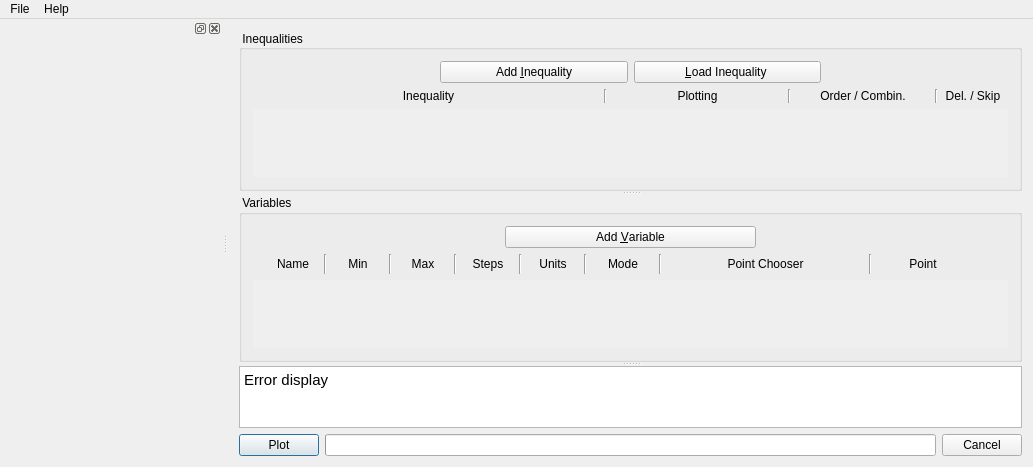
Qt form bareminimumplotter.ui (xpcoffee/plotus) before a commit.
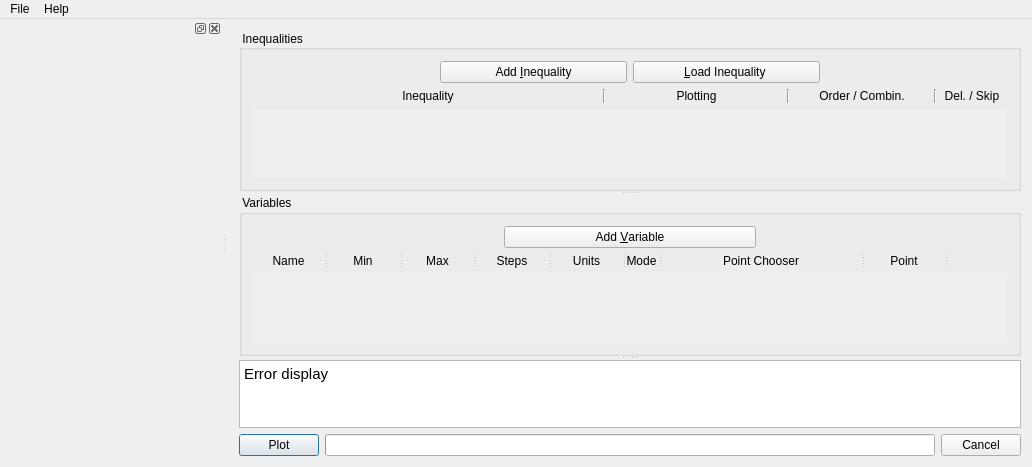
The same form after that commit. Custom widgets are drawn as their Qt base class.

Patch:
```diff
--- a/bareminimumplotter.ui
+++ b/bareminimumplotter.ui
@@ -267,8 +267,8 @@
             <rect>
              <x>0</x>
              <y>0</y>
-             <width>771</width>
-             <height>68</height>
+             <width>769</width>
+             <height>76</height>
             </rect>
            </property>
            <layout class="QVBoxLayout" name="verticalLayout">
@@ -360,34 +360,23 @@
          </layout>
         </item>
         <item>
-         <layout class="QHBoxLayout" name="layout_VariableLabels">
-          <property name="spacing">
-           <number>6</number>
-          </property>
-          <property name="sizeConstraint">
-           <enum>QLayout::SetDefaultConstraint</enum>
-          </property>
-          <property name="bottomMargin">
-           <number>0</number>
-          </property>
-          <item>
-           <spacer name="horizontalSpacer_6">
+         <widget class="QSplitter" name="splitter_variable">
             <property name="orientation">
              <enum>Qt::Horizontal</enum>
             </property>
-            <property name="sizeType">
-             <enum>QSizePolicy::Minimum</enum>
-            </property>
-            <property name="sizeHint" stdset="0">
-             <size>
-              <width>15</width>
-              <height>20</height>
-             </size>
-            </property>
-           </spacer>
-          </item>
-          <item>
+          <property name="handleWidth">
+           <number>3</number>
+          </property>
+          <property name="childrenCollapsible">
+           <bool>false</bool>
+          </property>
            <widget class="QLabel" name="label_VariableName">
+           <property name="sizePolicy">
+            <sizepolicy hsizetype="Preferred" vsizetype="Preferred">
+             <horstretch>1</horstretch>
+             <verstretch>0</verstretch>
+            </sizepolicy>
+           </property>
             <property name="minimumSize">
              <size>
               <width>50</width>
@@ -401,16 +390,13 @@
              <set>Qt::AlignCenter</set>
             </property>
            </widget>
-          </item>
-          <item>
-           <widget class="Line" name="line">
-            <property name="orientation">
-             <enum>Qt::Vertical</enum>
-            </property>
-           </widget>
-          </item>
-          <item>
            <widget class="QLabel" name="label_VariableMin">
+           <property name="sizePolicy">
+            <sizepolicy hsizetype="Preferred" vsizetype="Preferred">
+             <horstretch>1</horstretch>
+             <verstretch>0</verstretch>
+            </sizepolicy>
+           </property>
             <property name="minimumSize">
              <size>
               <width>50</width>
@@ -424,16 +410,13 @@
              <set>Qt::AlignCenter</set>
             </property>
            </widget>
-          </item>
-          <item>
-           <widget class="Line" name="line_2">
-            <property name="orientation">
-             <enum>Qt::Vertical</enum>
-            </property>
-           </widget>
-          </item>
-          <item>
            <widget class="QLabel" name="label_VariableMx">
+           <property name="sizePolicy">
+            <sizepolicy hsizetype="Preferred" vsizetype="Preferred">
+             <horstretch>1</horstretch>
+             <verstretch>0</verstretch>
+            </sizepolicy>
+           </property>
             <property name="minimumSize">
              <size>
               <width>50</width>
@@ -447,16 +430,13 @@
              <set>Qt::AlignCenter</set>
             </property>
            </widget>
-          </item>
-          <item>
-           <widget class="Line" name="line_3">
-            <property name="orientation">
-             <enum>Qt::Vertical</enum>
-            </property>
-           </widget>
-          </item>
-          <item>
            <widget class="QLabel" name="label_VariableElements">
+           <property name="sizePolicy">
+            <sizepolicy hsizetype="Preferred" vsizetype="Preferred">
+             <horstretch>1</horstretch>
+             <verstretch>0</verstretch>
+            </sizepolicy>
+           </property>
             <property name="minimumSize">
              <size>
               <width>50</width>
@@ -470,16 +450,13 @@
              <set>Qt::AlignCenter</set>
             </property>
            </widget>
-          </item>
-          <item>
-           <widget class="Line" name="line_4">
-            <property name="orientation">
-             <enum>Qt::Vertical</enum>
-            </property>
-           </widget>
-          </item>
-          <item>
            <widget class="QLabel" name="label_VariableUnits">
+           <property name="sizePolicy">
+            <sizepolicy hsizetype="Preferred" vsizetype="Preferred">
+             <horstretch>1</horstretch>
+             <verstretch>0</verstretch>
+            </sizepolicy>
+           </property>
             <property name="minimumSize">
              <size>
               <width>50</width>
@@ -493,15 +470,6 @@
              <set>Qt::AlignCenter</set>
             </property>
            </widget>
-          </item>
-          <item>
-           <widget class="Line" name="line_5">
-            <property name="orientation">
-             <enum>Qt::Vertical</enum>
-            </property>
-           </widget>
-          </item>
-          <item>
            <widget class="QLabel" name="label_VariablePlotMode">
             <property name="sizePolicy">
              <sizepolicy hsizetype="Fixed" vsizetype="Preferred">
@@ -511,10 +479,16 @@
             </property>
             <property name="minimumSize">
              <size>
-              <width>60</width>
+             <width>33</width>
               <height>0</height>
              </size>
             </property>
+           <property name="maximumSize">
+            <size>
+             <width>70</width>
+             <height>16777215</height>
+            </size>
+           </property>
             <property name="baseSize">
              <size>
               <width>70</width>
@@ -534,22 +508,19 @@
              <bool>false</bool>
             </property>
            </widget>
-          </item>
-          <item>
-           <widget class="Line" name="line_6">
-            <property name="orientation">
-             <enum>Qt::Vertical</enum>
-            </property>
-           </widget>
-          </item>
-          <item>
            <widget class="QLabel" name="label_VariablePointChooser">
             <property name="minimumSize">
              <size>
-              <width>195</width>
+             <width>200</width>
               <height>0</height>
              </size>
             </property>
+           <property name="maximumSize">
+            <size>
+             <width>200</width>
+             <height>16777215</height>
+            </size>
+           </property>
             <property name="baseSize">
              <size>
               <width>200</width>
@@ -563,15 +534,6 @@
              <set>Qt::AlignCenter</set>
             </property>
            </widget>
-          </item>
-          <item>
-           <widget class="Line" name="line_7">
-            <property name="orientation">
-             <enum>Qt::Vertical</enum>
-            </property>
-           </widget>
-          </item>
-          <item>
            <widget class="QLabel" name="label_VariableChosenPoint">
             <property name="sizePolicy">
              <sizepolicy hsizetype="Fixed" vsizetype="Preferred">
@@ -581,10 +543,16 @@
             </property>
             <property name="minimumSize">
              <size>
-              <width>90</width>
+             <width>80</width>
               <height>0</height>
              </size>
             </property>
+           <property name="maximumSize">
+            <size>
+             <width>80</width>
+             <height>16777215</height>
+            </size>
+           </property>
             <property name="baseSize">
              <size>
               <width>80</width>
@@ -598,24 +566,30 @@
              <set>Qt::AlignCenter</set>
             </property>
            </widget>
-          </item>
-          <item>
-           <spacer name="horizontalSpacer_3">
-            <property name="orientation">
-             <enum>Qt::Horizontal</enum>
-            </property>
-            <property name="sizeType">
-             <enum>QSizePolicy::Minimum</enum>
-            </property>
-            <property name="sizeHint" stdset="0">
+          <widget class="QLabel" name="label_VariableEmpty">
+           <property name="sizePolicy">
+            <sizepolicy hsizetype="Fixed" vsizetype="Preferred">
+             <horstretch>0</horstretch>
+             <verstretch>0</verstretch>
+            </sizepolicy>
+           </property>
+           <property name="minimumSize">
+            <size>
+             <width>60</width>
+             <height>0</height>
+            </size>
+           </property>
+           <property name="maximumSize">
              <size>
-              <width>40</width>
-              <height>20</height>
-             </size>
-            </property>
-           </spacer>
-          </item>
-         </layout>
+             <width>60</width>
+             <height>16777215</height>
+            </size>
+           </property>
+           <property name="text">
+            <string>  </string>
+           </property>
+          </widget>
+         </widget>
         </item>
         <item>
          <widget class="QScrollArea" name="scrollArea_VariableInputs">
@@ -660,14 +634,17 @@
             <rect>
              <x>0</x>
              <y>0</y>
-             <width>771</width>
-             <height>68</height>
+             <width>769</width>
+             <height>76</height>
             </rect>
            </property>
            <layout class="QVBoxLayout" name="verticalLayout_2">
             <property name="leftMargin">
              <number>0</number>
             </property>
+            <property name="topMargin">
+             <number>9</number>
+            </property>
             <property name="rightMargin">
              <number>0</number>
             </property>
@@ -715,8 +692,8 @@
         <string>&lt;!DOCTYPE HTML PUBLIC &quot;-//W3C//DTD HTML 4.0//EN&quot; &quot;http://www.w3.org/TR/REC-html40/strict.dtd&quot;&gt;
 &lt;html&gt;&lt;head&gt;&lt;meta name=&quot;qrichtext&quot; content=&quot;1&quot; /&gt;&lt;style type=&quot;text/css&quot;&gt;
 p, li { white-space: pre-wrap; }
-&lt;/style&gt;&lt;/head&gt;&lt;body style=&quot; font-family:'Sans Serif'; font-size:9pt; font-weight:400; font-style:normal;&quot;&gt;
-&lt;p style=&quot; margin-top:0px; margin-bottom:0px; margin-left:0px; margin-right:0px; -qt-block-indent:0; text-indent:0px;&quot;&gt;&lt;span style=&quot; font-family:'Ubuntu'; font-size:11pt;&quot;&gt;Error display&lt;/span&gt;&lt;/p&gt;&lt;/body&gt;&lt;/html&gt;</string>
+&lt;/style&gt;&lt;/head&gt;&lt;body style=&quot; font-family:'Ubuntu'; font-size:11pt; font-weight:400; font-style:normal;&quot;&gt;
+&lt;p style=&quot; margin-top:0px; margin-bottom:0px; margin-left:0px; margin-right:0px; -qt-block-indent:0; text-indent:0px;&quot;&gt;Error display&lt;/p&gt;&lt;/body&gt;&lt;/html&gt;</string>
        </property>
        <property name="textInteractionFlags">
         <set>Qt::TextSelectableByKeyboard|Qt::TextSelectableByMouse</set>
@@ -839,7 +816,7 @@
      <x>0</x>
      <y>0</y>
      <width>1032</width>
-     <height>20</height>
+     <height>25</height>
     </rect>
    </property>
    <widget class="QMenu" name="menuFile">
```
Lines whose indentation alone changed are shown as unchanged.
